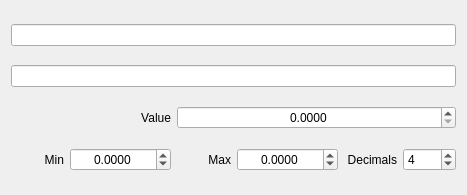
This is clients/script_scanner_gui/Views/ParameterEditor.ui in HaeffnerLab/Haeffner-Lab-LabRAD-Tools as Qt 5 draws it before an edit. The edited form follows.
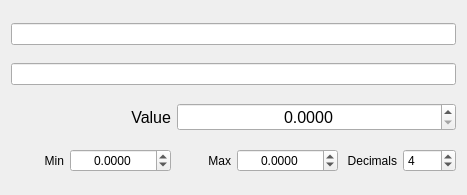
This is the edited form.

Commit message: bigger fonts

```diff
--- a/clients/script_scanner_gui/Views/ParameterEditor.ui
+++ b/clients/script_scanner_gui/Views/ParameterEditor.ui
@@ -54,6 +54,11 @@
    </item>
    <item row="2" column="0" colspan="2">
     <widget class="QLabel" name="label">
+     <property name="font">
+      <font>
+       <pointsize>12</pointsize>
+      </font>
+     </property>
      <property name="text">
       <string>Value</string>
      </property>
@@ -119,6 +124,11 @@
    </item>
    <item row="2" column="2" colspan="4">
     <widget class="QDoubleSpinBox" name="uiValue">
+     <property name="font">
+      <font>
+       <pointsize>12</pointsize>
+      </font>
+     </property>
      <property name="alignment">
       <set>Qt::AlignCenter</set>
      </property>
```
The commit also changes 1 other file.
